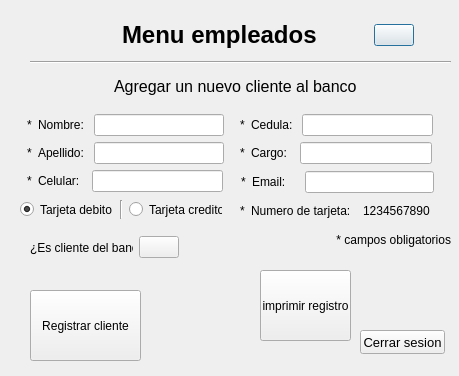
This is programaEmpleados/registroclientes.ui in nickshott/AplicacionBanco as Qt 5 draws it before an edit. The edited form follows.
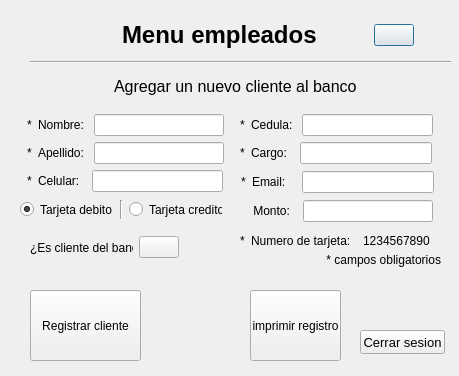
This is the edited form. Icons and pictures are not drawn.

```diff
--- a/programaEmpleados/registroclientes.ui
+++ b/programaEmpleados/registroclientes.ui
@@ -141,8 +141,8 @@
   <widget class="QLabel" name="label_15">
    <property name="geometry">
     <rect>
-     <x>330</x>
-     <y>230</y>
+     <x>320</x>
+     <y>250</y>
      <width>121</width>
      <height>20</height>
     </rect>
@@ -171,7 +171,7 @@
    <property name="geometry">
     <rect>
      <x>240</x>
-     <y>200</y>
+     <y>230</y>
      <width>216</width>
      <height>22</height>
     </rect>
@@ -229,8 +229,8 @@
   <widget class="QPushButton" name="pushButton_2">
    <property name="geometry">
     <rect>
-     <x>260</x>
-     <y>270</y>
+     <x>250</x>
+     <y>290</y>
      <width>91</width>
      <height>71</height>
     </rect>
@@ -438,7 +438,7 @@
     <string>Cerrar sesion</string>
    </property>
   </widget>
-  <widget class="QWidget" name="">
+  <widget class="QWidget" name="layoutWidget">
    <property name="geometry">
     <rect>
      <x>30</x>
@@ -478,7 +478,7 @@
     </item>
    </layout>
   </widget>
-  <widget class="QWidget" name="">
+  <widget class="QWidget" name="layoutWidget">
    <property name="geometry">
     <rect>
      <x>241</x>
@@ -498,7 +498,7 @@
     <item>
      <widget class="QLabel" name="label_8">
       <property name="text">
-       <string>Email:    </string>
+       <string>Email:   </string>
       </property>
      </widget>
     </item>
@@ -507,6 +507,28 @@
     </item>
    </layout>
   </widget>
+  <widget class="QWidget" name="layoutWidget_3">
+   <property name="geometry">
+    <rect>
+     <x>240</x>
+     <y>200</y>
+     <width>193</width>
+     <height>22</height>
+    </rect>
+   </property>
+   <layout class="QHBoxLayout" name="horizontalLayout_12">
+    <item>
+     <widget class="QLabel" name="lbl_monto_cupo_inicial">
+      <property name="text">
+       <string>    Monto:  </string>
+      </property>
+     </widget>
+    </item>
+    <item>
+     <widget class="QLineEdit" name="txt_monto_cupo"/>
+    </item>
+   </layout>
+  </widget>
  </widget>
  <resources>
   <include location="iconos.qrc"/>
```
Left out of the diff: 4 changed lines with no effect on the pictures.
